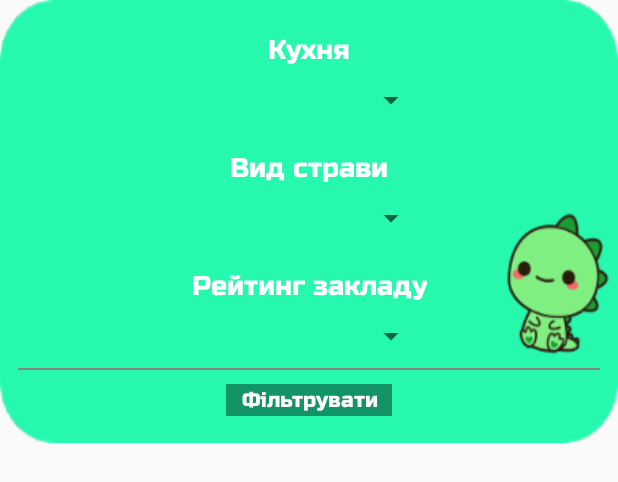
After one commit to DinoDelivery/DinoDev-Android, an Android app: the layout dishes_filter_dialog.xml on its own in the app's theme, with its tools: preview values and no code run, on a phone screen of 412 x 824 dp. The commit adds this screen. Shown: the top 482 px of the screen. Run offline under Robolectric (Android 15) with nearby library versions, the phone set to English and light mode, and no system bars.

Commit message:
Add dish filter

```diff
--- /dev/null
+++ b/app/src/main/res/layout/dishes_filter_dialog.xml
@@ -0,0 +1,124 @@
+<?xml version="1.0" encoding="utf-8"?>
+<androidx.constraintlayout.widget.ConstraintLayout xmlns:android="http://schemas.android.com/apk/res/android"
+    android:layout_width="match_parent"
+    android:layout_height="wrap_content"
+    xmlns:app="http://schemas.android.com/apk/res-auto"
+    xmlns:tools="http://schemas.android.com/tools"
+    tools:background="@drawable/dishes_filter_background">
+
+    <androidx.constraintlayout.widget.Guideline
+        android:id="@+id/start_guideline"
+        android:layout_width="wrap_content"
+        android:layout_height="wrap_content"
+        android:orientation="vertical"
+        app:layout_constraintGuide_begin="12dp" />
+
+    <androidx.constraintlayout.widget.Guideline
+        android:id="@+id/end_guideline"
+        android:layout_width="wrap_content"
+        android:layout_height="wrap_content"
+        android:orientation="vertical"
+        app:layout_constraintGuide_end="12dp" />
+
+    <androidx.appcompat.widget.AppCompatTextView
+        android:id="@+id/txtCuisine"
+        android:layout_width="wrap_content"
+        android:layout_height="wrap_content"
+        android:layout_marginTop="22dp"
+        android:fontFamily="@font/russo_one_regular"
+        android:text="@string/cuisine"
+        android:textColor="@android:color/white"
+        android:textSize="18sp"
+        app:layout_constraintEnd_toEndOf="@id/end_guideline"
+        app:layout_constraintStart_toStartOf="@id/start_guideline"
+        app:layout_constraintTop_toTopOf="parent" />
+
+    <androidx.appcompat.widget.AppCompatSpinner
+        android:id="@+id/cuisineSpinner"
+        android:layout_width="0dp"
+        android:layout_height="wrap_content"
+        android:layout_marginTop="10dp"
+        android:theme="@style/AppTheme.Spinner"
+        app:layout_constraintEnd_toEndOf="@id/txtRate"
+        app:layout_constraintStart_toStartOf="@id/txtRate"
+        app:layout_constraintTop_toBottomOf="@id/txtCuisine" />
+
+    <androidx.appcompat.widget.AppCompatTextView
+        android:id="@+id/txtType"
+        android:layout_width="wrap_content"
+        android:layout_height="wrap_content"
+        android:layout_marginTop="22dp"
+        android:fontFamily="@font/russo_one_regular"
+        android:text="@string/dish_type"
+        android:textColor="@android:color/white"
+        android:textSize="18sp"
+        app:layout_constraintEnd_toEndOf="@id/end_guideline"
+        app:layout_constraintStart_toStartOf="@id/start_guideline"
+        app:layout_constraintTop_toBottomOf="@id/cuisineSpinner"/>
+
+    <androidx.appcompat.widget.AppCompatSpinner
+        android:id="@+id/typeSpinner"
+        android:layout_width="0dp"
+        android:layout_height="wrap_content"
+        android:layout_marginTop="10dp"
+        android:theme="@style/AppTheme.Spinner"
+        app:layout_constraintEnd_toEndOf="@id/txtRate"
+        app:layout_constraintStart_toStartOf="@id/txtRate"
+        app:layout_constraintTop_toBottomOf="@id/txtType" />
+
+    <androidx.appcompat.widget.AppCompatTextView
+        android:id="@+id/txtRate"
+        android:layout_width="wrap_content"
+        android:layout_height="wrap_content"
+        android:layout_marginTop="22dp"
+        android:fontFamily="@font/russo_one_regular"
+        android:text="@string/restaurant_rating"
+        android:textColor="@android:color/white"
+        android:textSize="18sp"
+        app:layout_constraintEnd_toEndOf="@id/end_guideline"
+        app:layout_constraintStart_toStartOf="@id/start_guideline"
+        app:layout_constraintTop_toBottomOf="@id/typeSpinner" />
+
+    <androidx.appcompat.widget.AppCompatSpinner
+        android:id="@+id/ratingSpinner"
+        android:layout_width="0dp"
+        android:layout_height="wrap_content"
+        android:layout_marginTop="10dp"
+        android:theme="@style/AppTheme.Spinner"
+        app:layout_constraintEnd_toEndOf="@id/txtRate"
+        app:layout_constraintStart_toStartOf="@id/txtRate"
+        app:layout_constraintTop_toBottomOf="@id/txtRate" />
+
+
+    <View
+        android:layout_width="0dp"
+        android:layout_height="1dp"
+        android:background="@color/divider_color"
+        app:layout_constraintBottom_toTopOf="@+id/btnFilterRestaurants"
+        app:layout_constraintEnd_toEndOf="@id/end_guideline"
+        app:layout_constraintStart_toStartOf="@id/start_guideline"
+        app:layout_constraintTop_toBottomOf="@id/ratingSpinner" />
+
+
+    <androidx.appcompat.widget.AppCompatTextView
+        android:id="@+id/btnFilterRestaurants"
+        android:layout_width="wrap_content"
+        android:layout_height="wrap_content"
+        android:layout_marginTop="20dp"
+        android:layout_marginBottom="18dp"
+        android:background="@color/button_color"
+        android:fontFamily="@font/russo_one_regular"
+        android:gravity="center"
+        android:paddingStart="10dp"
+        android:paddingTop="2dp"
+        android:paddingEnd="10dp"
+        android:paddingBottom="2dp"
+        android:text="@string/filter"
+        android:textColor="@android:color/white"
+        android:textSize="14sp"
+        app:layout_constraintBottom_toBottomOf="parent"
+        app:layout_constraintEnd_toEndOf="@id/end_guideline"
+        app:layout_constraintStart_toStartOf="@id/start_guideline"
+        app:layout_constraintTop_toBottomOf="@id/ratingSpinner" />
+
+</androidx.constraintlayout.widget.ConstraintLayout>
--- a/app/src/main/res/values/strings.xml
+++ b/app/src/main/res/values/strings.xml
@@ -85,6 +85,7 @@
     <string name="cuisine">Кухня</string>
     <string name="filter">Фільтрувати</string>
     <string name="sort">Сортувати</string>
+    <string name="dish_type">Вид страви</string>
 
     <string-array name="cuisine">
         <item>всі</item>
@@ -98,6 +99,7 @@
     </string-array>
 
     <string-array name="dish_type">
+        <item>всі</item>
         <item>супи</item>
         <item>десерти</item>
         <item>салати</item>
```
Also changed, not shown: app/src/main/java/com/dinodelivery/app/fragments/MenuFragment.kt (+54 -0 lines), app/src/main/java/com/dinodelivery/app/viewmodels/MenuViewModel.kt (+26 -1 lines), app/src/main/res/drawable-hdpi/dishes_filter_background.png (added), app/src/main/res/drawable-mdpi/dishes_filter_background.png (added), app/src/main/res/drawable-xhdpi/dishes_filter_background.png (added), app/src/main/res/drawable-xxhdpi/dishes_filter_background.png (added), app/src/main/res/drawable-xxxhdpi/dishes_filter_background.png (added).
